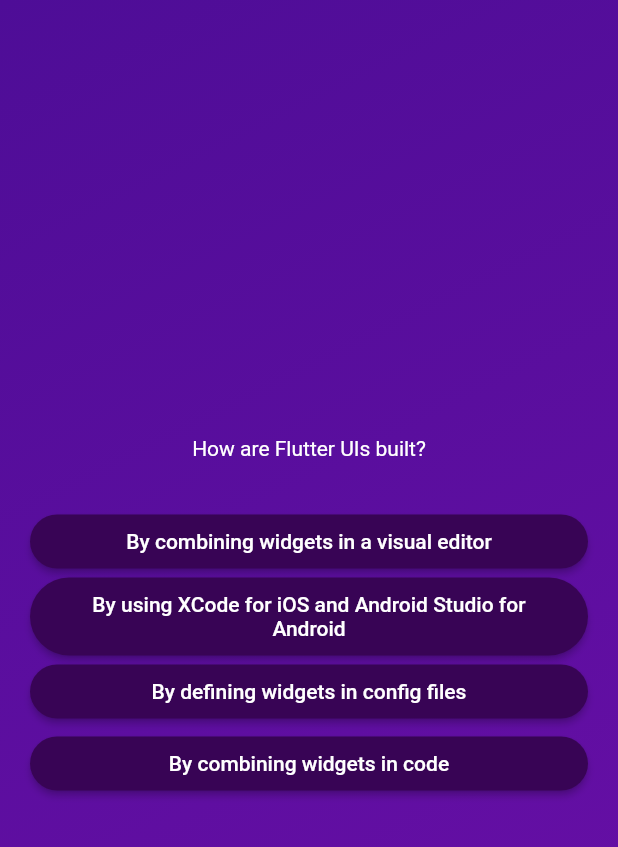
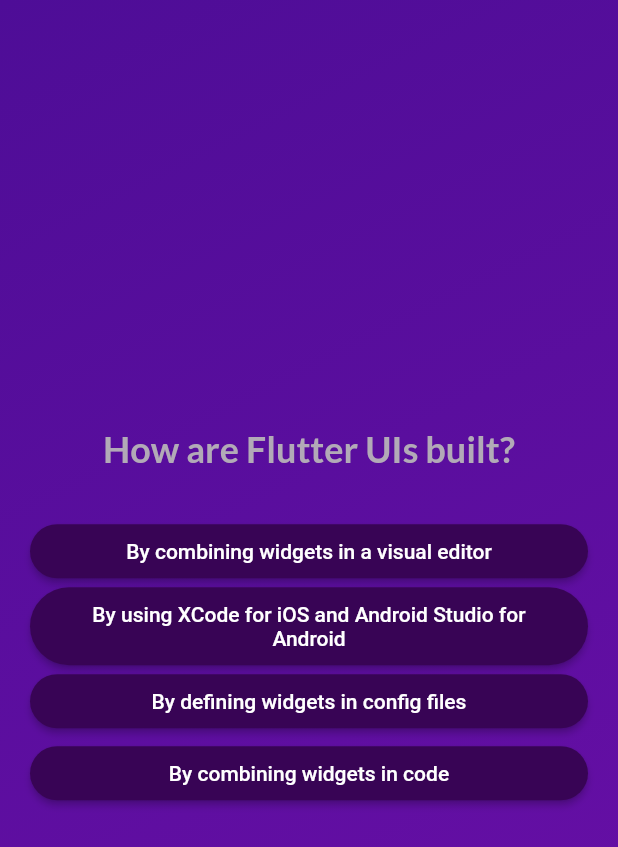
Before and after one commit to temogogitidze/quiz_app, a Flutter app: the screen it shows after launch, after a tap on "Start Quiz!", after a tap on "Components", on a phone screen of 412 x 824 dp. Shown: the top 847 px of the screen. Run offline on Flutter 3.47's test engine with Material 2 defaults, Android fonts, the phone set to English and light mode, and no system bars; our stand-ins replace google_fonts.

Commit message:
feat: add result screen

```diff
--- a/lib/questions_screen.dart
+++ b/lib/questions_screen.dart
@@ -1,9 +1,12 @@
 import 'package:flutter/material.dart';
 import 'package:quiz_app/answer_button.dart';
 import 'package:quiz_app/data/questions.dart';
+import 'package:google_fonts/google_fonts.dart';
 
 class QuestionsScreen extends StatefulWidget {
-  const QuestionsScreen({super.key});
+  const QuestionsScreen({super.key, required this.onSelectAnswer});
+
+  final void Function(String answer) onSelectAnswer;
 
   @override
   State<QuestionsScreen> createState() {
@@ -14,7 +17,9 @@ class QuestionsScreen extends StatefulWidget {
 class _QuestionsScreen extends State<QuestionsScreen> {
   var currentQuestionIndex = 0;
 
-  void answerQuestion() {
+  void answerQuestion(String answer) {
+    widget.onSelectAnswer(answer);
+
     setState(() {
       currentQuestionIndex++;
     });
@@ -34,12 +39,18 @@ class _QuestionsScreen extends State<QuestionsScreen> {
           children: [
             Text(
               currentQuestion.text,
-              style: const TextStyle(color: Colors.white),
+              style: GoogleFonts.lato(
+                color: const Color.fromARGB(255, 178, 170, 183),
+                fontSize: 24,
+                fontWeight: FontWeight.bold,
+              ),
               textAlign: TextAlign.center,
             ),
             const SizedBox(height: 30),
             ...currentQuestion.getShuffledAnswers().map((answer) {
-              return AnswerButton(answer, answerQuestion);
+              return AnswerButton(answer, () {
+                answerQuestion(answer);
+              });
             }),
           ],
         ),
--- a/lib/quiz.dart
+++ b/lib/quiz.dart
@@ -1,5 +1,7 @@
 import 'package:flutter/material.dart';
+import 'package:quiz_app/data/questions.dart';
 import 'package:quiz_app/questions_screen.dart';
+import 'package:quiz_app/results_screen.dart';
 import 'package:quiz_app/start_screen.dart';
 
 class Quiz extends StatefulWidget {
@@ -13,6 +15,7 @@ class Quiz extends StatefulWidget {
 
 class _QuizState extends State<Quiz> {
   Widget? activeScreen;
+  List<String> selectedAnswers = [];
 
   @override
   void initState() {
@@ -20,9 +23,22 @@ class _QuizState extends State<Quiz> {
     activeScreen = StartScreen(switchScreen);
   }
 
+  void chooseAnswer(String answer) {
+    selectedAnswers.add(answer);
+
+    if (selectedAnswers.length == questions.length) {
+      setState(() {
+        selectedAnswers = [];
+        activeScreen = const ResultsScreen();
+      });
+    }
+  }
+
   void switchScreen() {
     setState(() {
-      activeScreen = const QuestionsScreen();
+      activeScreen = QuestionsScreen(
+        onSelectAnswer: chooseAnswer,
+      );
     });
   }
 
```
Also changed, not shown: lib/results_screen.dart (added, +25 -0 lines).
